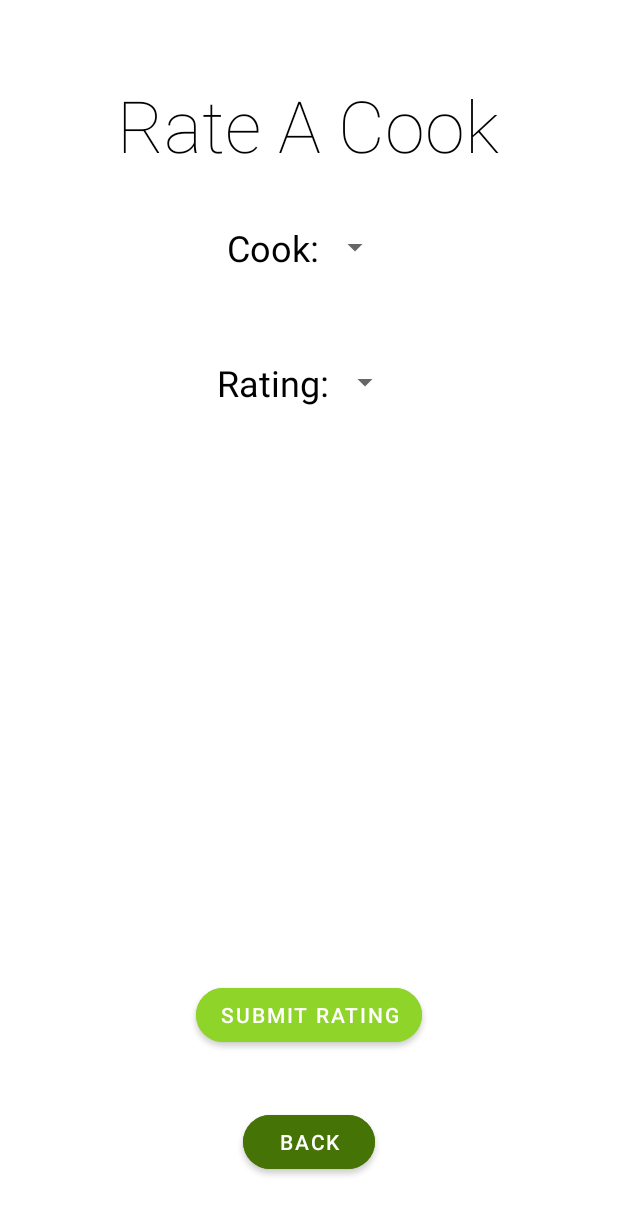
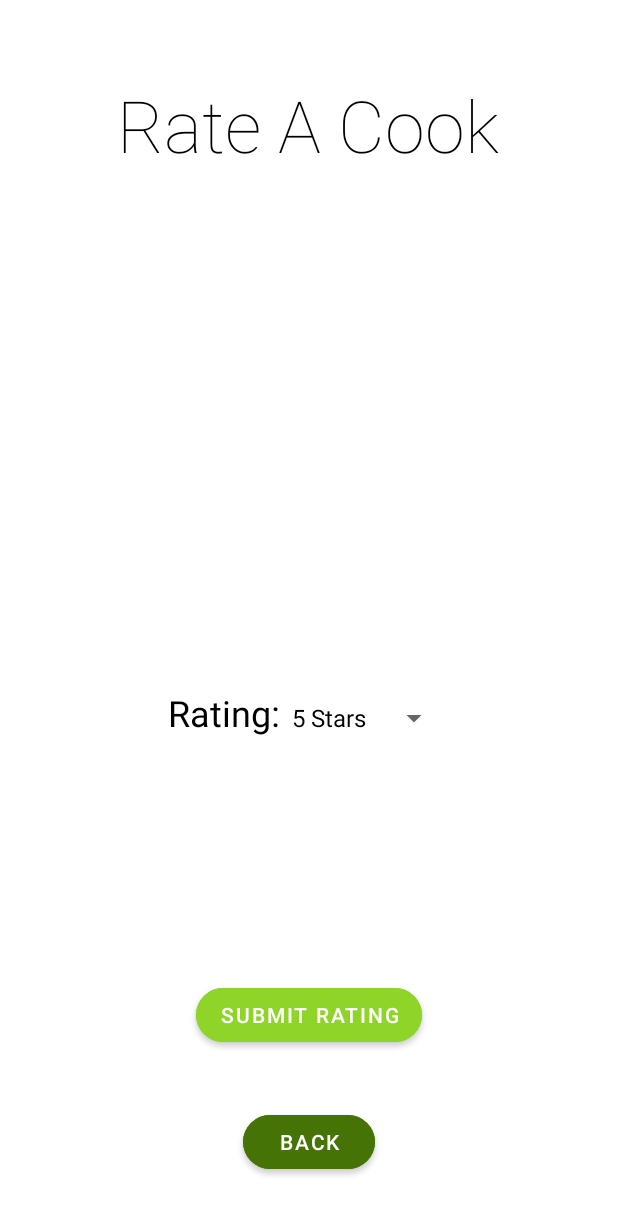
Before and after one commit to uOttawaSEGA2022/project-group-3, an Android app: the ClientRatingActivity screen opened directly, with no data from a screen before it, on a phone screen of 412 x 824 dp. Shown: the top 1215 px of the screen. Run offline under Robolectric (Android 15) with nearby library versions, the phone set to English and light mode, and no system bars; our stand-ins replace Firebase (no records; nobody signed in at launch, a user with empty details on screens opened directly); Roboto replaces fonts that are not available here.

Commit message:
Set up rating activity logic [INCOMPLETE]

```diff
--- a/app/src/main/java/com/example/mealer/ClientRatingActivity.java
+++ b/app/src/main/java/com/example/mealer/ClientRatingActivity.java
@@ -1,14 +1,87 @@
 package com.example.mealer;
 
+import androidx.annotation.NonNull;
 import androidx.appcompat.app.AppCompatActivity;
 
+import android.content.Context;
+import android.content.Intent;
 import android.os.Bundle;
+import android.view.View;
+import android.widget.AdapterView;
+import android.widget.ArrayAdapter;
+import android.widget.Spinner;
+import android.widget.Toast;
 
-public class ClientRatingActivity extends AppCompatActivity {
+import com.google.firebase.auth.FirebaseAuth;
+import com.google.firebase.auth.FirebaseUser;
+import com.google.firebase.database.DataSnapshot;
+import com.google.firebase.database.DatabaseError;
+import com.google.firebase.database.DatabaseReference;
+import com.google.firebase.database.FirebaseDatabase;
+import com.google.firebase.database.ValueEventListener;
+
+public class ClientRatingActivity extends AppCompatActivity implements AdapterView.OnItemSelectedListener {
+
+    FirebaseUser thisClient;
+    DatabaseReference cooks;
+    Spinner ratingSpinner;
+    String rating;
+
+    private static Context ratingsPage;
 
     @Override
     protected void onCreate(Bundle savedInstanceState) {
         super.onCreate(savedInstanceState);
         setContentView(R.layout.activity_client_rating);
+
+        // setting variables
+        thisClient = FirebaseAuth.getInstance().getCurrentUser();
+        cooks = FirebaseDatabase.getInstance().getReference("accounts").child("cooks");
+        ratingsPage = this;
+        ratingSpinner = findViewById(R.id.ratingSelect);
+
+        ArrayAdapter<CharSequence> adapter = ArrayAdapter.createFromResource(this, R.array.cookRatings, androidx.appcompat.R.layout.support_simple_spinner_dropdown_item);
+        adapter.setDropDownViewResource(android.R.layout.simple_spinner_dropdown_item);
+        ratingSpinner.setAdapter(adapter);
+        ratingSpinner.setOnItemSelectedListener(this);
+    }
+
+    @Override
+    protected void onStart() {
+        super.onStart();
+        cooks.addValueEventListener(new ValueEventListener() {
+            @Override
+            public void onDataChange(DataSnapshot snapshot) {
+                // create a food item for each snapshot in db reference
+                for (DataSnapshot postSnapshot : snapshot.getChildren()) {
+
+                }
+            }
+
+            @Override
+            public void onCancelled(@NonNull DatabaseError error) {
+
+            }
+        });
+    }
+
+    @Override
+    public void onItemSelected(AdapterView<?> adapterView, View view, int i, long l) {
+        rating = adapterView.getItemAtPosition(i).toString();
+    }
+
+    @Override
+    public void onNothingSelected(AdapterView<?> adapterView) {
+        // do nothing
+    }
+
+    // method for sending to current cook's profile
+    public void sendToWelcome(View view){
+        Intent intent = new Intent(getApplicationContext(), WelcomeClientPage.class);
+        startActivityForResult(intent,0);
+    }
+
+    public void displayToast(String message){
+        Toast.makeText(ClientRatingActivity.this, message, Toast.LENGTH_SHORT).show();
     }
 }
--- a/app/src/main/res/layout/activity_client_rating.xml
+++ b/app/src/main/res/layout/activity_client_rating.xml
@@ -40,24 +40,23 @@
         <LinearLayout
             android:id="@+id/cookSelectRow"
             android:layout_width="match_parent"
-            android:layout_height="wrap_content"
+            android:layout_height="270dp"
             android:layout_margin="20dp"
             android:gravity="center_horizontal"
             android:orientation="horizontal">
 
-            <TextView
-                android:id="@+id/cookTitle"
-                android:layout_width="wrap_content"
-                android:layout_height="50dp"
-                android:gravity="center_vertical"
-                android:text="Cook:"
-                android:textColor="@color/black"
-                android:textSize="24sp" />
+            <ScrollView
+                android:id="@+id/cooksScrollView"
+                android:layout_width="match_parent"
+                android:layout_height="match_parent">
 
-            <Spinner
-                android:id="@+id/cookSelect"
-                android:layout_width="wrap_content"
-                android:layout_height="50dp" />
+                <LinearLayout
+                    android:id="@+id/cooksLayout"
+                    android:layout_width="match_parent"
+                    android:layout_height="wrap_content"
+                    android:orientation="vertical" />
+            </ScrollView>
+
         </LinearLayout>
 
         <LinearLayout
--- a/app/src/main/res/values/strings.xml
+++ b/app/src/main/res/values/strings.xml
@@ -12,6 +12,14 @@
         <item>@string/admin</item>
     </string-array>
 
+    <string-array name="cookRatings">
+        <item>5 Stars</item>
+        <item>4 Stars</item>
+        <item>3 Stars</item>
+        <item>2 Stars</item>
+        <item>1 Star</item>
+    </string-array>
+
     <string name="welcome_username">Welcome %1$s!</string>
     <string name="welcome_cook_default">Welcome Cook!</string>
     <string name="welcome_client_default">Welcome Client!</string>
```
